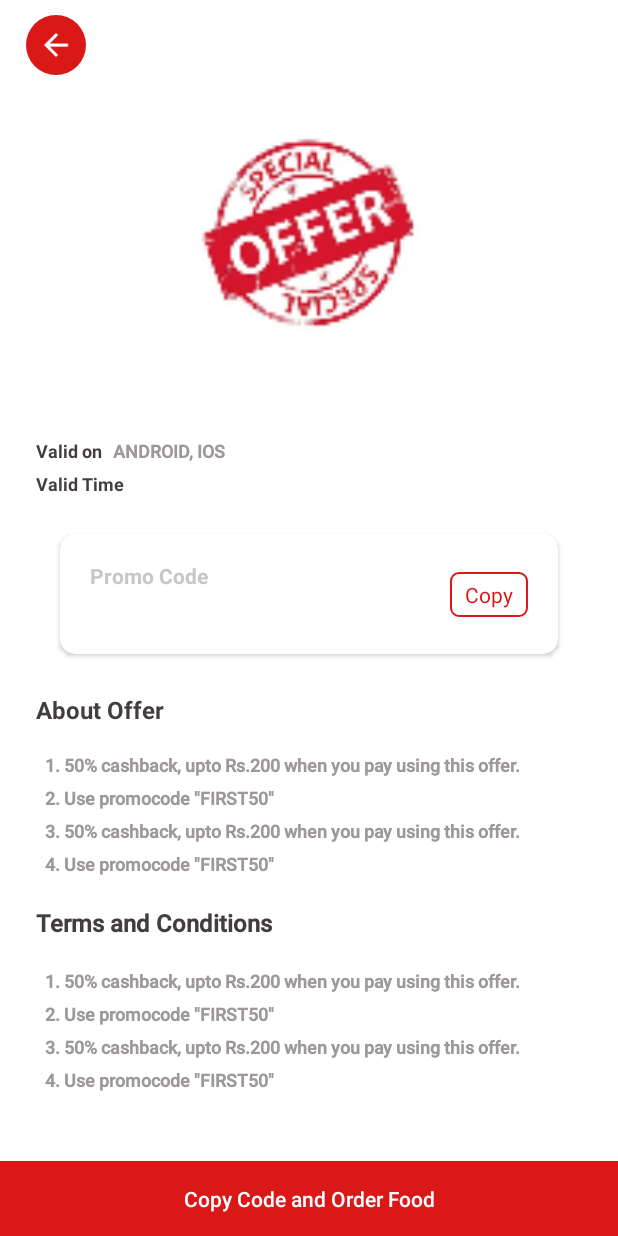
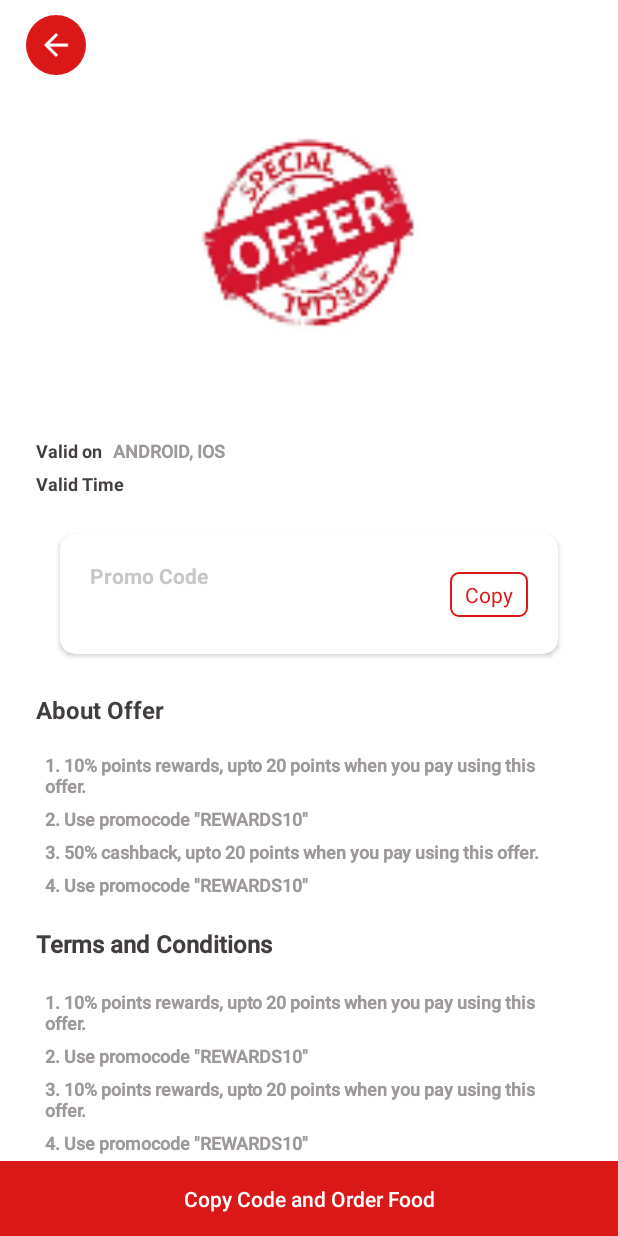
Before and after one commit to TinaXu007/RamenRestaurantApp_Team4, an Android app: the OfferDetailActivity screen opened directly, with no data from a screen before it, on a phone screen of 412 x 824 dp. Run offline under Robolectric (Android 15) with nearby library versions, the phone set to English and light mode, and no system bars; our stand-ins replace Dagger/Hilt's generated code, data binding; network calls fail; Roboto replaces fonts that are not available here.

Commit message:
Update the final flow

```diff
--- a/app/src/main/java/com/alpharamen/customer/view/ui/offer_detail/OfferDetailActivity.java
+++ b/app/src/main/java/com/alpharamen/customer/view/ui/offer_detail/OfferDetailActivity.java
@@ -106,16 +106,16 @@ public class OfferDetailActivity extends BaseActivity implements View.OnClickLis
 
     private void populateData() {
 
-        aboutOfferModels.add(new AboutOfferModel("1. 50% cashback, upto Rs.200 when you pay using this offer."));
-        aboutOfferModels.add(new AboutOfferModel("2. Use promocode \"FIRST50\""));
-        aboutOfferModels.add(new AboutOfferModel("3. 50% cashback, upto Rs.200 when you pay using this offer."));
-        aboutOfferModels.add(new AboutOfferModel("4. Use promocode \"FIRST50\""));
+        aboutOfferModels.add(new AboutOfferModel("1. 10% points rewards, upto 20 points when you pay using this offer."));
+        aboutOfferModels.add(new AboutOfferModel("2. Use promocode \"REWARDS10\""));
+        aboutOfferModels.add(new AboutOfferModel("3. 50% cashback, upto 20 points when you pay using this offer."));
+        aboutOfferModels.add(new AboutOfferModel("4. Use promocode \"REWARDS10\""));
 
 
-        termsAndConditionsModels.add(new TermsAndConditionsModel("1. 50% cashback, upto Rs.200 when you pay using this offer."));
-        termsAndConditionsModels.add(new TermsAndConditionsModel("2. Use promocode \"FIRST50\""));
-        termsAndConditionsModels.add(new TermsAndConditionsModel("3. 50% cashback, upto Rs.200 when you pay using this offer."));
-        termsAndConditionsModels.add(new TermsAndConditionsModel("4. Use promocode \"FIRST50\""));
+        termsAndConditionsModels.add(new TermsAndConditionsModel("1. 10% points rewards, upto 20 points when you pay using this offer."));
+        termsAndConditionsModels.add(new TermsAndConditionsModel("2. Use promocode \"REWARDS10\""));
+        termsAndConditionsModels.add(new TermsAndConditionsModel("3. 10% points rewards, upto 20 points when you pay using this offer."));
+        termsAndConditionsModels.add(new TermsAndConditionsModel("4. Use promocode \"REWARDS10\""));
     }
 
     @Override
--- a/app/src/main/java/com/alpharamen/customer/view/ui/track_item/TrackItemActivity.java
+++ b/app/src/main/java/com/alpharamen/customer/view/ui/track_item/TrackItemActivity.java
@@ -107,8 +107,8 @@ public class TrackItemActivity extends BaseActivity<ActivityTrackItemBinding, Tr
         mGoogleMap = googleMap;
         mGoogleMap.setMapType(GoogleMap.MAP_TYPE_NORMAL);
 
-        placeLatitude = 10.263600;
-        placeLongitude = 76.345001;
+        placeLatitude = 41.462370;
+        placeLongitude = -82.028990;
 
         LatLng latLng = new LatLng(placeLatitude, placeLongitude);
         googleMap.animateCamera(CameraUpdateFactory.newLatLngZoom(latLng, 13));
--- a/app/src/main/res/layout/activity_food_detail.xml
+++ b/app/src/main/res/layout/activity_food_detail.xml
@@ -153,7 +153,7 @@
                             app:layout_constraintBottom_toBottomOf="@+id/text_view_discount_price"
                             app:layout_constraintStart_toEndOf="@+id/text_view_discount_price"
                             app:layout_constraintTop_toTopOf="@+id/text_view_discount_price"
-                            tools:text="₹60" />
+                            tools:text="$60" />
 
                         <TextView
                             android:id="@+id/text_view_offer_percent"
--- a/app/src/main/res/layout/order_list_item.xml
+++ b/app/src/main/res/layout/order_list_item.xml
@@ -191,7 +191,7 @@
                         android:layout_width="wrap_content"
                         android:layout_height="wrap_content"
                         android:layout_marginStart="14dp"
-                        android:text="Mintzza Food Mall"
+                        android:text="Alpha Ramen "
                         android:textColor="#303030"
                         android:textStyle="bold"
                         app:layout_constraintStart_toEndOf="@+id/imageView12"
--- a/app/src/main/res/values/strings.xml
+++ b/app/src/main/res/values/strings.xml
@@ -58,7 +58,7 @@
     <string name="rate_and_distance">0.3km, 5 stars</string>
 
 
-    <string name="detail_page_hub_name">Mintzza Food Mall</string>
+    <string name="detail_page_hub_name">Alpha Ramen </string>
     <string name="item_rate_demo">56</string>
     <string name="offer_percent_symbol">% off</string>
     <string name="offer_percent">10</string>
@@ -96,7 +96,7 @@
     <string name="change_address">Change Address</string>
     <string name="no_item_sign">No items in your cart order now</string>
     <string name="cart_heading">My Cart</string>
-    <string name="total_amount_cart">₹184</string>
+    <string name="total_amount_cart">$184</string>
     <string name="items_amount_cart">168</string>
     <string name="delivery_charge">20</string>
     <string name="price_details">Price Details</string>
@@ -142,7 +142,7 @@
     <string name="remove_from_cart">REMOVE FROM CART</string>
     <string name="order_now">ORDER NOW</string>
     <string name="checkout">CHECK OUT</string>
-    <string name="rate_zero">₹0.00</string>
+    <string name="rate_zero">$0.00</string>
     <string name="rate">56</string>
     <string name="about_us">About Us</string>
     <string name="rate_app">Rate App</string>
```
Also changed, not shown: app/src/main/java/com/alpharamen/customer/view/ui/myorders/MyOrdersActivity.java (+8 -8 lines), 2 other files.
